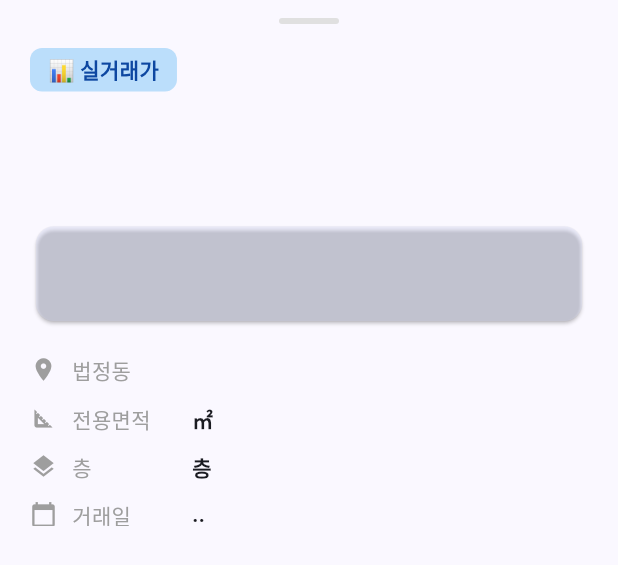
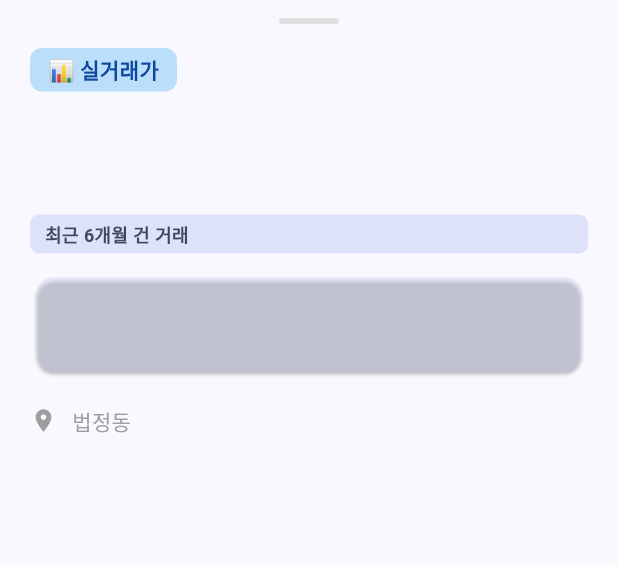
Before and after one commit to jya1park/Auction_app, a Flutter app: the DetailSheet widget shown alone on an empty page, opened directly with empty values, on a phone screen of 412 x 824 dp. Shown: the top 565 px of the screen. Run offline on Flutter 3.47's test engine with Material 3 defaults, Android fonts, the phone set to English and light mode, and no system bars; our stand-ins replace cloud_firestore, firebase_core, webview_flutter; accounts and stored records are empty.

Commit message:
feat: 실거래가 최근 3건을 년/월과 함께 표시
- upload_csv.py: 6개월치 거래 중 (아파트+면적)별 최근 3건을
  '최근거래' 배열로 저장, '거래건수_6개월' 집계 추가
- detail_sheet.dart: 최근 3건 거래를 년/월 뱃지와 함께 표시
  (최신 거래는 강조색으로 표시)
- 이상치 판단을 위한 최근 거래 추세 확인 가능

https://claude.ai/code/session_0122Yfi4wqCC8WS6PKN8ZyfQ

```diff
--- a/flutter_app/lib/widgets/detail_sheet.dart
+++ b/flutter_app/lib/widgets/detail_sheet.dart
@@ -222,29 +222,66 @@ class DetailSheet extends StatelessWidget {
     final aptName = data['아파트명'] ?? data['aptNm'] ?? '-';
     final dong = data['법정동'] ?? data['umdNm'] ?? '';
     final area = data['전용면적(㎡)'] ?? data['excluUseAr'] ?? '';
-    final floor = data['층'] ?? data['floor'] ?? '';
-    final year = data['년'] ?? data['dealYear'] ?? '';
-    final month = data['월'] ?? data['dealMonth'] ?? '';
-    final day = data['일'] ?? data['dealDay'] ?? '';
     final buildYear = data['건축년도'] ?? data['buildYear'] ?? '';
     final regionName = data['_region_name'] ?? '';
-    final price = data['거래금액(만원)'] ?? data['dealAmount'] ?? '-';
+    final tradeCount = data['거래건수_6개월'];
+    final recentRaw = data['최근거래'];
+    final recentTrades = (recentRaw is List) ? recentRaw : <dynamic>[];
 
     return [
       _title(aptName),
       const SizedBox(height: 4),
-      Text(regionName,
-          style: TextStyle(fontSize: 14, color: cs.outline)),
-      const SizedBox(height: 16),
+      Text(regionName, style: TextStyle(fontSize: 14, color: cs.outline)),
+      const SizedBox(height: 12),
 
-      // 금액 카드
+      if (tradeCount != null)
+        Container(
+          padding: const EdgeInsets.symmetric(horizontal: 10, vertical: 4),
+          decoration: BoxDecoration(
+            color: cs.secondaryContainer,
+            borderRadius: BorderRadius.circular(6),
+          ),
+          child: Text(
+            '최근 6개월 $tradeCount건 거래',
+            style: TextStyle(
+              fontSize: 12,
+              fontWeight: FontWeight.w700,
+              color: cs.onSecondaryContainer,
+            ),
+          ),
+        ),
+      const SizedBox(height: 12),
+
+      // 최근 거래 3건
+      if (recentTrades.isNotEmpty)
+        Card(
+          color: cs.primaryContainer.withAlpha(60),
+          child: Padding(
+            padding: const EdgeInsets.all(14),
+            child: Column(
+              crossAxisAlignment: CrossAxisAlignment.start,
+              children: [
+                Text('최근 거래 (최대 3건)',
+                    style: TextStyle(
+                        fontSize: 13,
+                        fontWeight: FontWeight.w700,
+                        color: cs.outline)),
+                const SizedBox(height: 10),
+                ..._buildRecentTradeRows(recentTrades, cs),
+              ],
+            ),
+          ),
+        )
+      else
+        // 구버전 호환: 최근거래 배열이 없으면 단건 표시
         Card(
           color: cs.primaryContainer.withAlpha(80),
           child: Padding(
             padding: const EdgeInsets.all(16),
             child: Center(
               child: Text(
-              _formatPrice(price.toString()),
+                _formatPrice((data['거래금액(만원)'] ?? data['dealAmount'] ?? '-')
+                    .toString()),
                 style: TextStyle(
                   fontSize: 22,
                   fontWeight: FontWeight.w800,
@@ -254,14 +291,66 @@ class DetailSheet extends StatelessWidget {
             ),
           ),
         ),
+
       const SizedBox(height: 12),
-      _infoTile(Icons.location_on, '법정동', dong),
+      _infoTile(Icons.location_on, '법정동', dong.toString()),
+      if (area.toString().isNotEmpty)
         _infoTile(Icons.square_foot, '전용면적', '$area㎡'),
-      _infoTile(Icons.layers, '층', '$floor층'),
-      _infoTile(Icons.calendar_today, '거래일', '$year.$month.$day'),
       if (buildYear.toString().isNotEmpty)
         _infoTile(Icons.home, '건축년도', '$buildYear년'),
     ];
+  }
+
+  List<Widget> _buildRecentTradeRows(List<dynamic> recentTrades, ColorScheme cs) {
+    final rows = <Widget>[];
+    for (var i = 0; i < recentTrades.length; i++) {
+      final t = recentTrades[i] as Map<dynamic, dynamic>;
+      final price = (t['거래금액'] ?? '').toString();
+      final y = t['년'] ?? '';
+      final m = t['월'] ?? '';
+      final floor = (t['층'] ?? '').toString();
+      final isLatest = i == 0;
+
+      rows.add(Padding(
+        padding: const EdgeInsets.symmetric(vertical: 4),
+        child: Row(
+          children: [
+            Container(
+              width: 52,
+              padding: const EdgeInsets.symmetric(vertical: 3),
+              decoration: BoxDecoration(
+                color: isLatest ? cs.primary : cs.surfaceContainerHighest,
+                borderRadius: BorderRadius.circular(4),
+              ),
+              child: Text(
+                '$y.$m',
+                textAlign: TextAlign.center,
+                style: TextStyle(
+                  fontSize: 12,
+                  fontWeight: FontWeight.w700,
+                  color: isLatest ? cs.onPrimary : cs.onSurface,
+                ),
+              ),
+            ),
+            const SizedBox(width: 10),
+            Expanded(
+              child: Text(
+                _formatPrice(price),
+                style: TextStyle(
+                  fontSize: isLatest ? 17 : 15,
+                  fontWeight: FontWeight.w800,
+                  color: isLatest ? cs.error : cs.onSurface,
+                ),
+              ),
+            ),
+            if (floor.isNotEmpty)
+              Text('${floor}층',
+                  style: TextStyle(fontSize: 12, color: cs.outline)),
+          ],
+        ),
+      ));
+    }
+    return rows;
   }
 
   Widget _title(String text) {
```
Also changed, not shown: 1 other file. Lines whose indentation alone changed are shown as unchanged.
